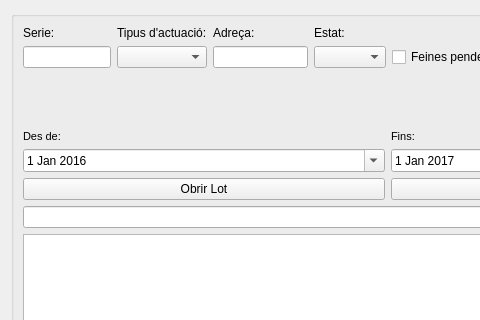
Giswater/giswater_qgis_plugin, file ui/lot_management.ui: the form before one commit; both pictures show x 0 to 480 and y 0 to 320 of the 775 by 669 pixel window.
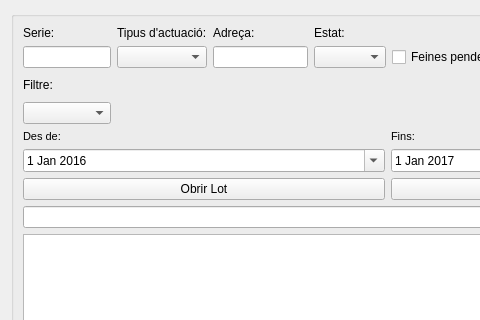
The form after the commit.

Commit message: WIP some enhancements on buttons lot

What changed in the file:
```diff
--- a/ui/lot_management.ui
+++ b/ui/lot_management.ui
@@ -110,6 +110,16 @@
           </property>
          </widget>
         </item>
+        <item row="3" column="0">
+         <widget class="QComboBox" name="cmb_date_filter_type"/>
+        </item>
+        <item row="2" column="0">
+         <widget class="QLabel" name="label_4">
+          <property name="text">
+           <string>Filtre:</string>
+          </property>
+         </widget>
+        </item>
        </layout>
       </item>
       <item>
```
The commit also changes 4 other files.
